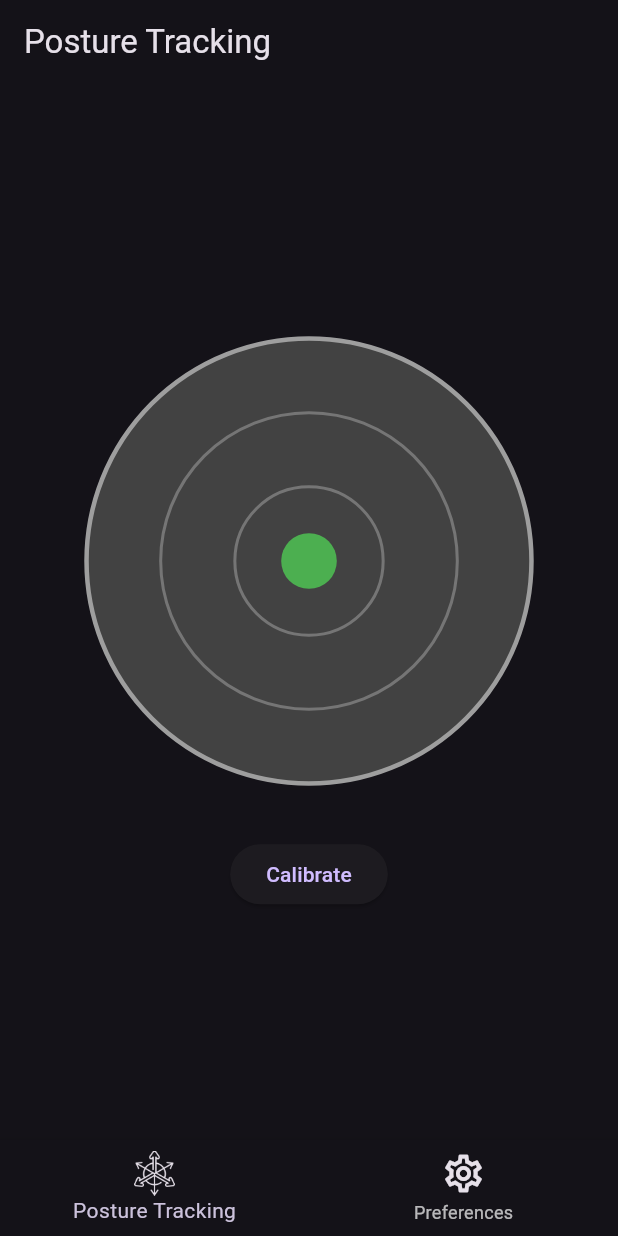
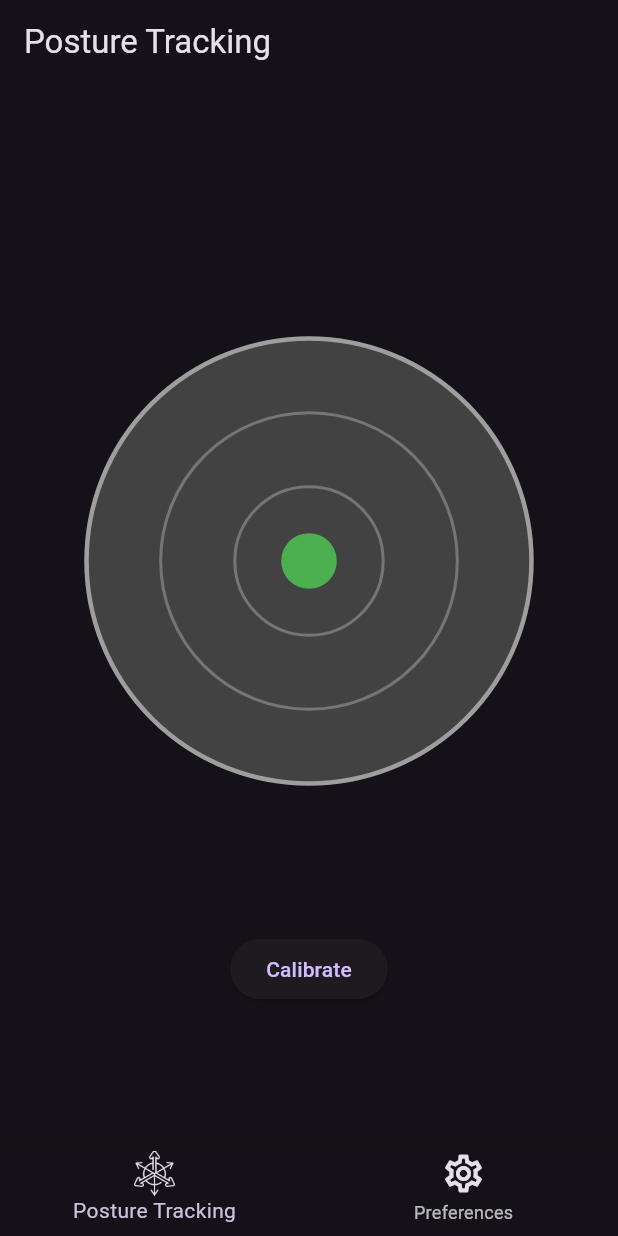
Before and after one commit to FabusLuebbus/PosturePal, a Flutter app: the screen it shows after launch, on a phone screen of 412 x 824 dp. Run offline on Flutter 3.47's test engine with Material 3 defaults, Android fonts, the phone set to English and light mode, and no system bars; our stand-ins replace permission_handler; missing offline and left inert: esense_flutter.

Commit message:
refine responsive design

```diff
--- a/lib/pages/pitch_roll_visualizer.dart
+++ b/lib/pages/pitch_roll_visualizer.dart
@@ -98,22 +98,31 @@ class _PitchRollVisualizerState extends State<PitchRollVisualizer>
   Widget build(BuildContext context) {
     var appState = context.watch<MyAppState>();
     updateValues(appState.orientation.pitch, appState.orientation.roll);
-    var screenSize = MediaQuery.of(context).size;
-    double sizeLimit = min(screenSize.width, screenSize.height) * 0.8;
 
-    bool isLandscape = MediaQuery.of(context).orientation == Orientation.landscape;
+    bool isLandscape =
+        MediaQuery
+            .of(context)
+            .orientation == Orientation.landscape;
 
     return Scaffold(
       appBar: AppBar(
         title: const Text('Posture Tracking'),
       ),
-      body: isLandscape
-          ? Row(
-        spacing: 100,
+      body: Flex(
+        direction: isLandscape ? Axis.horizontal : Axis.vertical,
         mainAxisAlignment: MainAxisAlignment.center,
         crossAxisAlignment: CrossAxisAlignment.center,
         children: [
-          CustomPaint(
+          Flexible(
+            flex: 2,
+            child: LayoutBuilder(
+              builder: (BuildContext context, BoxConstraints constraints) {
+                // Use the constraints to determine the size of the CustomPaint area
+                double sizeLimit =
+                    min(constraints.maxWidth, constraints.maxHeight) * 0.8;
+
+                return Center(
+                  child: CustomPaint(
                     size: Size(sizeLimit, sizeLimit),
                     painter: PitchRollPainter(
                       pitch: _pitchAnimation.value,
@@ -122,36 +131,17 @@ class _PitchRollVisualizerState extends State<PitchRollVisualizer>
                       maxRoll: appState.maxRoll,
                     ),
                   ),
-
-          ElevatedButton(
+                );
+              },
+            ),
+          ),
+          const SizedBox(height: 20, width: 20),
+          Flexible(
+            flex: 1,
+            child: ElevatedButton(
               onPressed: appState.orientationService.calibrate,
               child: const Text("Calibrate"),
             ),
-        ],
-      )
-          : Column(
-        mainAxisAlignment: MainAxisAlignment.center,
-        children: [
-          Center(
-            child: CustomPaint(
-              size: Size(sizeLimit, sizeLimit), // Define the size of the circle area
-              painter: PitchRollPainter(
-                pitch: _pitchAnimation.value,
-                roll: _rollAnimation.value,
-                maxPitch: appState.maxPitch,
-                maxRoll: appState.maxRoll,
-              ),
-            ),
-          ),
-          const SizedBox(height: 20),
-          Row(
-            mainAxisAlignment: MainAxisAlignment.center,
-            children: [
-              ElevatedButton(
-                onPressed: appState.orientationService.calibrate,
-                child: const Text("Calibrate"),
-              ),
-            ],
           ),
         ],
       ),
```
Lines whose indentation alone changed are shown as unchanged.
